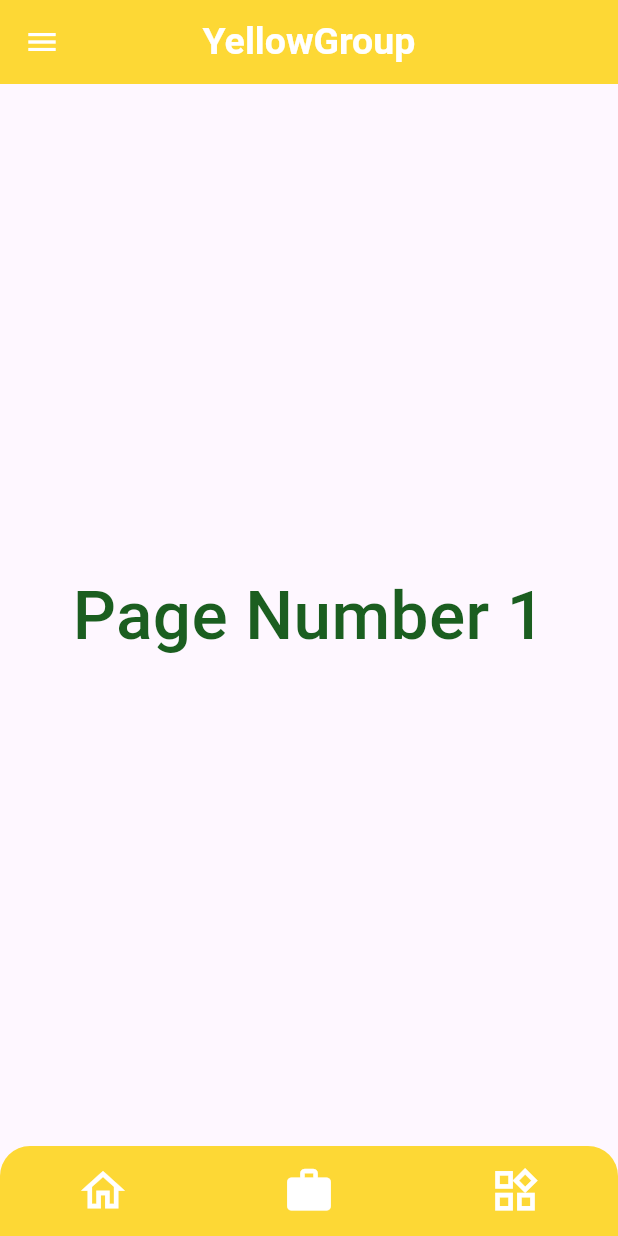
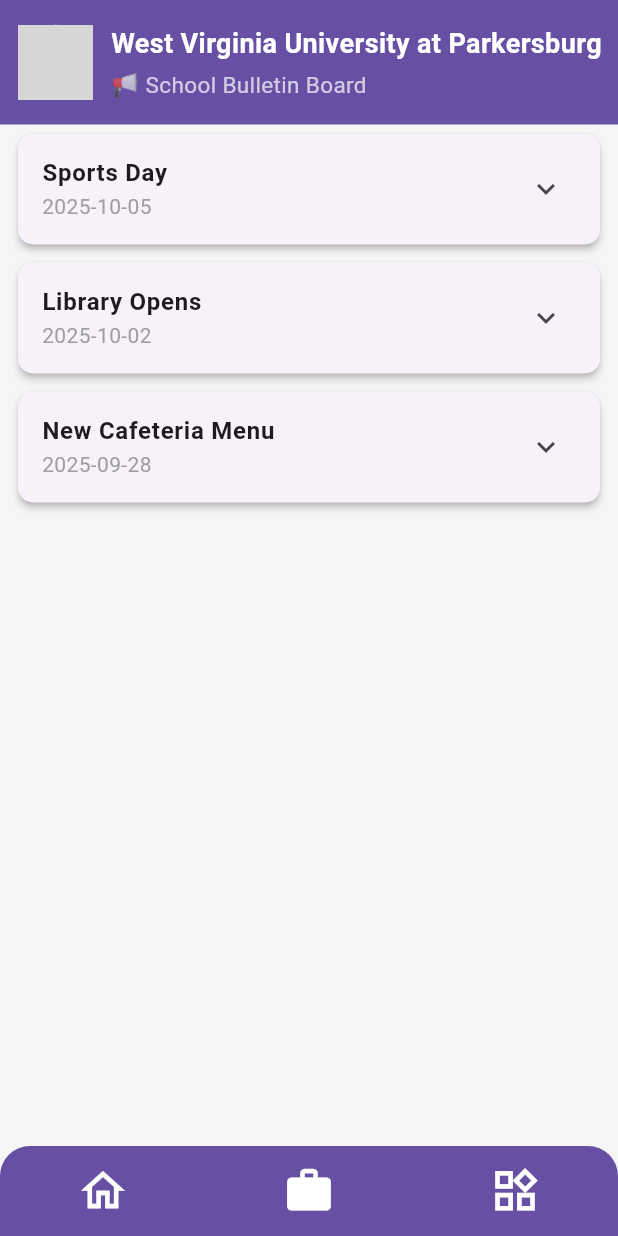
Before and after one commit to ChByrne1/Yellow-Group-FlutterApp, a Flutter app: the screen it shows after launch, item 2 of the bottom bar chosen, on a phone screen of 412 x 824 dp. Run offline on Flutter 3.47's test engine with Material 3 defaults, Android fonts, the phone set to English and light mode, and no system bars; our stand-ins replace go_router; grey boxes are pictures that could not be loaded.

Commit message:
adjusted for Lesson 03

```diff
--- /dev/null
+++ b/lib/bulletinBoard.dart
@@ -0,0 +1,121 @@
+import 'package:flutter/material.dart';
+import 'package:yellow_group_flutterapp/theme.dart';
+
+import 'navigation/bottomNav.dart';
+
+class BulletinBoardPage extends StatelessWidget {
+  const BulletinBoardPage({Key? key}) : super(key: key);
+
+  // Example data
+  final List<Map<String, dynamic>> newsItems = const [
+    {
+      'title': 'Library Opens',
+      'date': '2025-10-02',
+      'content': 'Our new library has opened with thousands of new books.',
+    },
+    {
+      'title': 'New Cafeteria Menu',
+      'date': '2025-09-28',
+      'content': 'We’ve updated our lunch menu to include healthier options.',
+    },
+    {
+      'title': 'Sports Day',
+      'date': '2025-10-05',
+      'content': 'Join us for the annual Sports Day this Friday!',
+    },
+  ];
+
+  @override
+  Widget build(BuildContext context) {
+    final pageSetup = SchoolTheme.pageSetup();
+    // Sort items by date (newest first)
+    List<Map<String, dynamic>> sortedItems = List.from(newsItems);
+    sortedItems.sort((a, b) => b['date'].compareTo(a['date']));
+
+    return SafeArea(
+        child: Scaffold(
+      backgroundColor: Colors.grey[100],
+          bottomNavigationBar: MyNavBar(),
+      body: Column(
+        children: [
+          // Header widget that stays at the top
+          Container(
+            color: pageSetup.primaryColor,
+            padding: const EdgeInsets.symmetric(vertical: 16, horizontal: 12),
+            child: Row(
+              children: [
+                // Logo
+                CircleAvatar(
+                  radius: 25,
+                  backgroundImage: AssetImage('assets/school_logo.png'),
+                  backgroundColor: Colors.white,
+                ),
+                const SizedBox(width: 12),
+
+                // School name and title
+                Column(
+                  crossAxisAlignment: CrossAxisAlignment.start,
+                  children: const [
+                    Text(
+                      'West Virginia University at Parkersburg',
+                      style: TextStyle(
+                        fontSize: 18,
+                        fontWeight: FontWeight.bold,
+                        color: Colors.white,
+                      ),
+                    ),
+                    SizedBox(height: 4),
+                    Text(
+                      '📢 School Bulletin Board',
+                      style: TextStyle(
+                        fontSize: 15,
+                        color: Colors.white70,
+                      ),
+                    ),
+                  ],
+                ),
+              ],
+            ),
+          ),
+
+          // Expanded list view of news items
+          Expanded(
+            child: ListView.builder(
+              itemCount: sortedItems.length,
+              itemBuilder: (context, index) {
+                final item = sortedItems[index];
+                return Card(
+                  margin: const EdgeInsets.symmetric(
+                    horizontal: 12,
+                    vertical: 6,
+                  ),
+                  elevation: 2,
+                  shape: RoundedRectangleBorder(
+                    borderRadius: BorderRadius.circular(10),
+                  ),
+                  child: ExpansionTile(
+                    title: Text(
+                      item['title'],
+                      style: const TextStyle(fontWeight: FontWeight.bold),
+                    ),
+                    subtitle: Text(
+                      item['date'],
+                      style: const TextStyle(color: Colors.grey),
+                    ),
+                    children: [
+                      Padding(
+                        padding: const EdgeInsets.all(12.0),
+                        child: Text(item['content']),
+                      ),
+                    ],
+                  ),
+                );
+              },
+            ),
+          ),
+        ],
+      ),
+        ),
+    );
+  }
+}
--- a/lib/main.dart
+++ b/lib/main.dart
@@ -1,7 +1,8 @@
 import 'package:flutter/material.dart';
-
+import 'bulletinBoard.dart';
+import 'library.dart';
 import 'theme.dart';
-
+import 'navigation/bottomNav.dart';
 import 'package:yellow_group_flutterapp/ChPages/DemoPages.dart';
 import 'package:go_router/go_router.dart';
 
@@ -17,18 +18,11 @@
   @override
   Widget build(BuildContext context) {
     final pageSetup = SchoolTheme.pageSetup();
-    return MaterialApp(
+    return MaterialApp.router(
+      routerConfig: routes,
 
       title: 'YellowGroup',
-      theme: ThemeData(
-        primaryColor: Colors.yellow[600],
-        splashColor: Colors.transparent,
-        highlightColor: Colors.transparent,
-        hoverColor: Colors.transparent,
-      ),
-      debugShowCheckedModeBanner: false,
-      home: const HomePage(),
-
+      theme: pageSetup,
     );
   }
 }
@@ -64,86 +58,27 @@
         centerTitle: true,
       ),
       body: pages[pageIndex],
-      bottomNavigationBar: buildMyNavBar(context),
+      bottomNavigationBar: MyNavBar(),
     );
   }
 
-  Container buildMyNavBar(BuildContext context) {
-    return Container(
-      height: 60,
-      decoration: BoxDecoration(
-        color: Theme.of(context).primaryColor,
-        borderRadius: const BorderRadius.only(
-          topLeft: Radius.circular(20),
-          topRight: Radius.circular(20),
 
-        ),
+  }
+
+
+
+final GoRouter routes =
+    GoRouter(
+        initialLocation: '/',
+        routes: [
+    GoRoute(path: '/',
+      builder: (context, state) =>HomePage()
+    ),
+       GoRoute(path: '/BulletinBoard',
+          builder: (context, state) => BulletinBoardPage()
+       ),
+      GoRoute(path: '/library',
+          builder: (context, state) =>LibraryPage()
       ),
-      child: Row(
-        mainAxisAlignment: MainAxisAlignment.spaceAround,
-        children: [
-          IconButton(
-            enableFeedback: false,
-            onPressed: () {
-              setState(() {
-                pageIndex = 0;
-              });
-            },
-            icon:
-            pageIndex == 0
-                ? const Icon(
-              Icons.home_filled,
-              color: Colors.white,
-              size: 35,
-            )
-                : const Icon(
-              Icons.home_outlined,
-              color: Colors.white,
-              size: 35,
-            ),
-          ),
-          IconButton(
-            enableFeedback: false,
-            onPressed: () {
-              setState(() {
-                pageIndex = 1;
-              });
-            },
-            icon:
-            pageIndex == 1
-                ? const Icon(
-              Icons.work_rounded,
-              color: Colors.white,
-              size: 35,
-            )
-                : const Icon(
-              Icons.work_outline_outlined,
-              color: Colors.white,
-              size: 35,
-            ),
-          ),
-          IconButton(
-            enableFeedback: false,
-            onPressed: () {
-              setState(() {
-                pageIndex = 2;
-              });
-            },
-            icon:
-            pageIndex == 2
-                ? const Icon(
-              Icons.widgets_rounded,
-              color: Colors.white,
-              size: 35,
-            )
-                : const Icon(
-              Icons.widgets_outlined,
-              color: Colors.white,
-              size: 35,
-            ),
-          ),
-        ],
-      ),
+]
     );
-  }
-}
--- /dev/null
+++ b/lib/navigation/bottomNav.dart
@@ -0,0 +1,85 @@
+import 'package:flutter/material.dart';
+import 'package:go_router/go_router.dart';
+
+//created once to be pulled into other pages
+
+
+class MyNavBar extends StatelessWidget {
+
+
+  @override
+  Widget build(BuildContext context) {
+    //https://stackoverflow.com/questions/75195897/how-to-return-the-existing-current-route-from-go-router
+    String currentLocation = GoRouterState
+        .of(context)
+        .uri
+        .toString();
+
+    return Container(
+      height: 60,
+      decoration: BoxDecoration(
+        color: Theme
+            .of(context)
+            .primaryColor,
+        borderRadius: const BorderRadius.only(
+          topLeft: Radius.circular(20),
+          topRight: Radius.circular(20),
+
+        ),
+      ),
+      child: Row(
+        mainAxisAlignment: MainAxisAlignment.spaceAround,
+        children: [
+          IconButton(
+            enableFeedback: false,
+            onPressed: () => context.go('/'),
+            icon:
+            currentLocation == '/'
+                ? const Icon(
+              Icons.home_filled,
+              color: Colors.white,
+              size: 35,
+            )
+                : const Icon(
+              Icons.home_outlined,
+              color: Colors.white,
+              size: 35,
+            ),
+          ),
+          IconButton(
+            enableFeedback: false,
+            onPressed: () => context.go('/BulletinBoard'),
+            icon:
+            currentLocation == '/BulletinBoard'
+                ? const Icon(
+              Icons.work_rounded,
+              color: Colors.white,
+              size: 35,
+            )
+                : const Icon(
+              Icons.work_outline_outlined,
+              color: Colors.white,
+              size: 35,
+            ),
+          ),
+          IconButton(
+            enableFeedback: false,
+            onPressed: () => context.go('/Library'),
+            icon:
+            currentLocation == '/Library'
+                ? const Icon(
+              Icons.widgets_rounded,
+              color: Colors.white,
+              size: 35,
+            )
+                : const Icon(
+              Icons.widgets_outlined,
+              color: Colors.white,
+              size: 35,
+            ),
+          ),
+        ],
+      ),
+    );
+  }
+}
--- a/pubspec.yaml
+++ b/pubspec.yaml
@@ -58,6 +58,9 @@
   # the material Icons class.
   uses-material-design: true
 
+  assets:
+    - images/empty.jpg
+
   # To add assets to your application, add an assets section, like this:
   # assets:
   #   - images/a_dot_burr.jpeg
```
Also changed, not shown: lib/library.dart (+41 -0 lines), lib/librarySets/libraryBar.dart (added, +37 -0 lines), lib/librarySets/libraryCard.dart (added, +34 -0 lines), lib/librarySets/libraryList.dart (added, +27 -0 lines), lib/models/library.dart (added, +57 -0 lines), images/empty.jpg (added).
